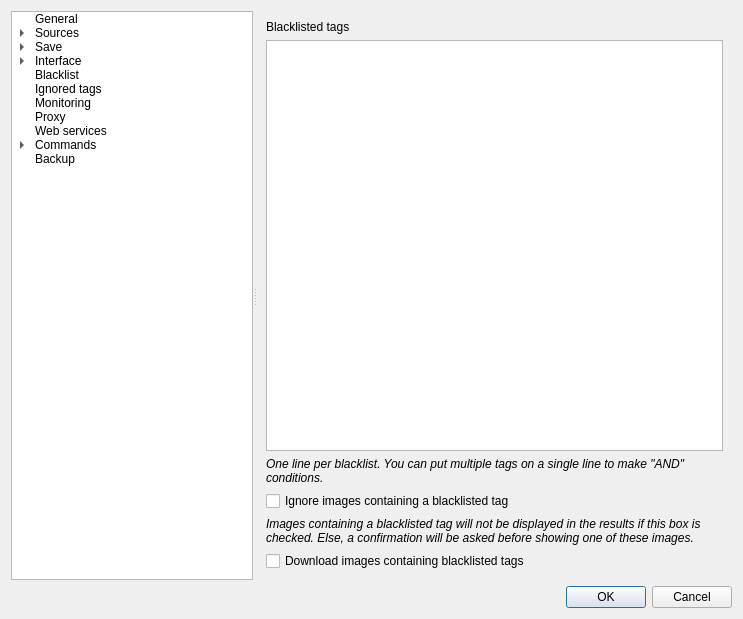
Old version of the form src/gui/src/settings/options-window.ui in the repository Bionus/imgbrd-grabber.
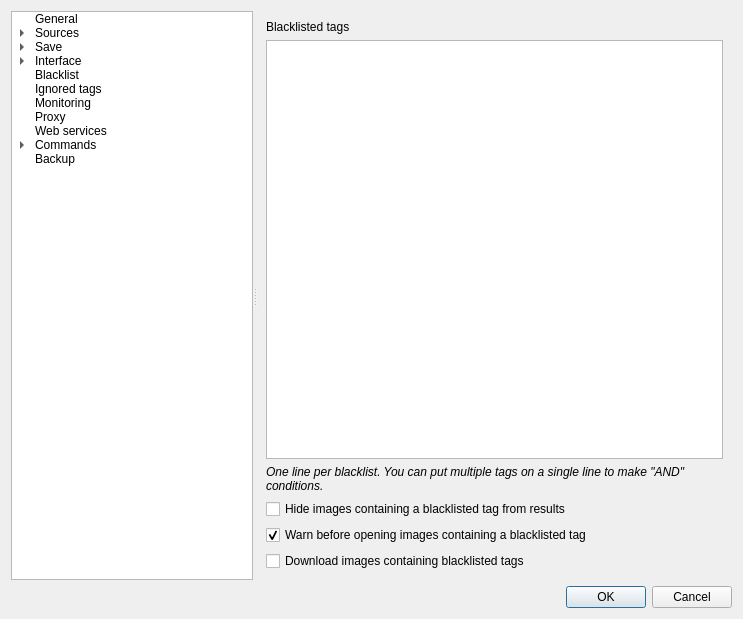
New version of the form. The open tabs and pages were chosen to show the change. Icons and pictures are not drawn.

Commit message: feat: add setting to disable blacklist warning pop-up (fix #3088)

Diff of the .ui file:
```diff
--- a/src/gui/src/settings/options-window.ui
+++ b/src/gui/src/settings/options-window.ui
@@ -5007,21 +5007,16 @@
         <item>
          <widget class="QCheckBox" name="checkHideBlacklisted">
           <property name="text">
-           <string>Ignore images containing a blacklisted tag</string>
+           <string>Hide images containing a blacklisted tag from results</string>
           </property>
          </widget>
         </item>
         <item>
-         <widget class="QLabel" name="labelHideBlacklisted">
-          <property name="font">
-           <font>
-            <italic>true</italic>
-           </font>
-          </property>
+         <widget class="QCheckBox" name="checkWarnBlacklisted">
           <property name="text">
-           <string>Images containing a blacklisted tag will not be displayed in the results if this box is checked. Else, a confirmation will be asked before showing one of these images.</string>
+           <string>Warn before opening images containing a blacklisted tag</string>
           </property>
-          <property name="wordWrap">
+          <property name="checked">
            <bool>true</bool>
           </property>
          </widget>
```
Left out of the diff: 20 changed lines with no effect on the pictures. The commit also changes 2 other files.
